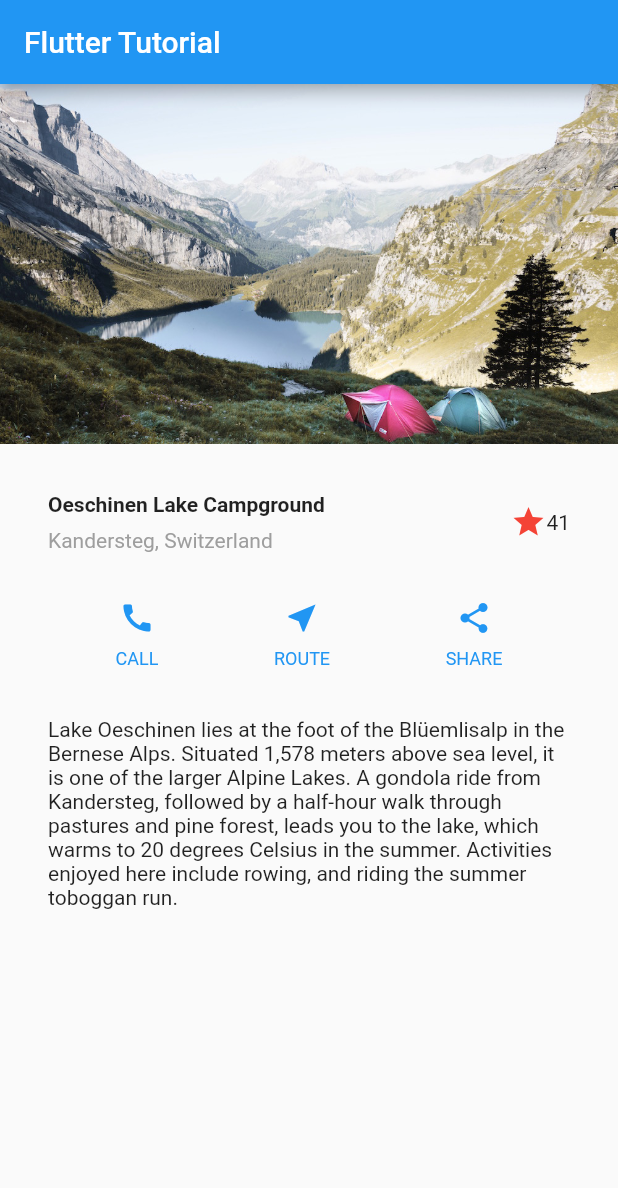
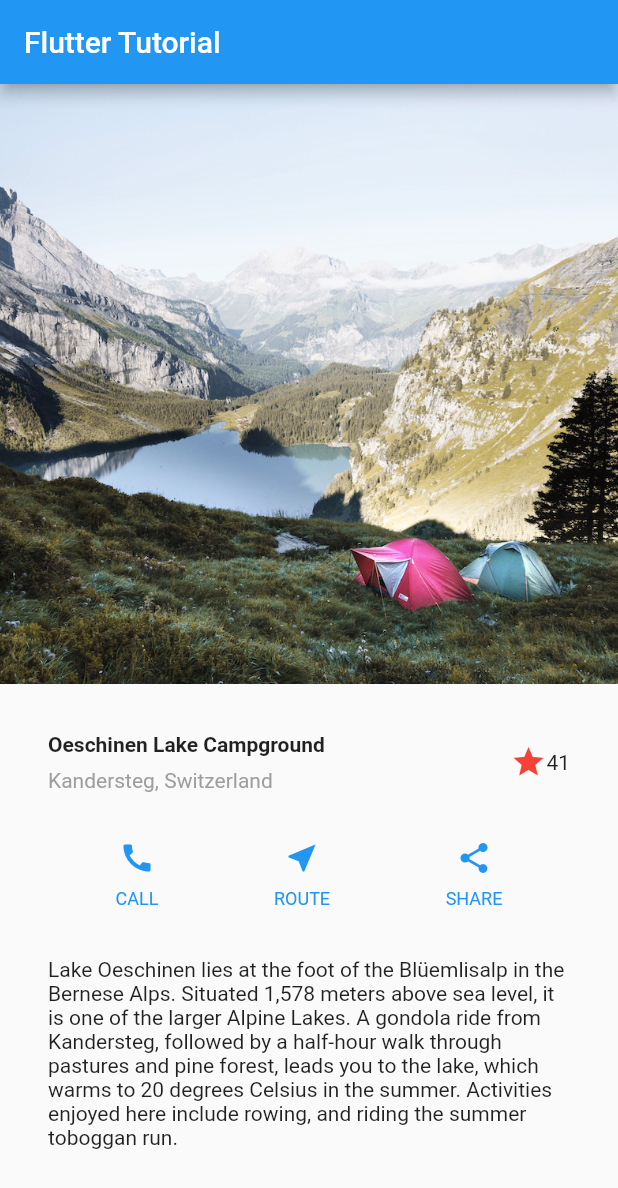
Before and after one commit to dercio-sinione/FlutterTutorial, a Flutter app: the screen it shows after launch, on a phone screen of 412 x 824 dp. Shown: the top 1188 px of the screen. Run offline on Flutter 3.47's test engine with Material 2 defaults, Android fonts, the phone set to English and light mode, and no system bars.

Commit message:
Text Section

```diff
--- a/lib/main.dart
+++ b/lib/main.dart
@@ -15,19 +15,18 @@
             appBar: AppBar(
               title: Text("Flutter Tutorial"),
             ),
-          body: Column(
+            body: ListView(
               children: [
                 Image.asset(
                   'images/lake.jpg',
                   width: 600,
-                height: 240,
+                  height: 400,
                   fit: BoxFit.cover,
                 ),
                 TitleSection(),
                 ButtonSection(),
                 CustomTextSection(),
               ],
-          ),
-        ));
+            )));
   }
 }
--- a/pubspec.yaml
+++ b/pubspec.yaml
@@ -37,15 +37,9 @@
 
 # The following section is specific to Flutter.
 flutter:
-  # The following line ensures that the Material Icons font is
-  # included with your application, so that you can use the icons in
-  # the material Icons class.
   uses-material-design: true
-
-  # To add assets to your application, add an assets section, like this:
   assets:
     - images/lake.jpg
-  #   - images/a_dot_ham.jpeg
   # An image asset can refer to one or more resolution-specific "variants", see
   # https://flutter.dev/assets-and-images/#resolution-aware.
   # For details regarding adding assets from package dependencies, see
```
Lines whose indentation alone changed are shown as unchanged.
